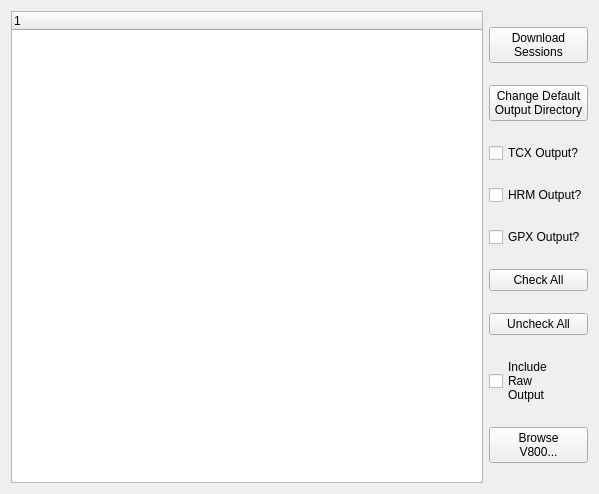
Old version of the form src/ui/v800main.ui in the repository profanum429/v800_downloader.
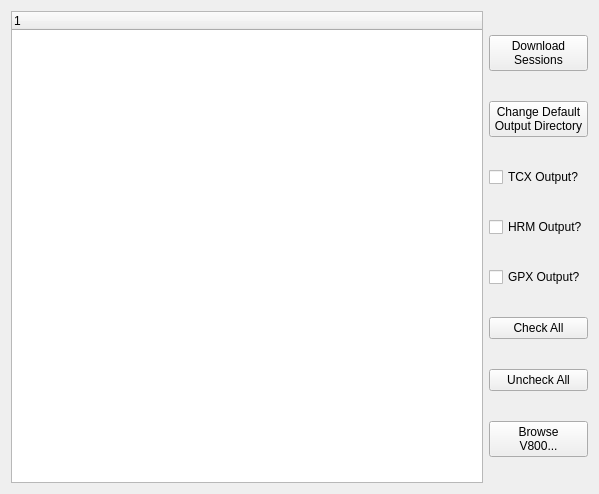
New version of the form.

Commit message: Removing file export interface from USB code to it's own thread because USB code should only handle downloading files. This is phase 1, the cleanup. Next commit will be the new class that handles generating the correct filenames from the raw files and calling the Bipolar parse routines.

The edit to the form file:
```diff
--- a/src/ui/v800main.ui
+++ b/src/ui/v800main.ui
@@ -87,15 +87,6 @@
          </property>
         </widget>
        </item>
-       <item>
-        <widget class="QCheckBox" name="rawChk">
-         <property name="text">
-          <string>Include
-Raw
-Output</string>
-         </property>
-        </widget>
-       </item>
        <item>
         <widget class="QPushButton" name="fsBtn">
          <property name="cursor">
```
The commit also changes 5 other files.
